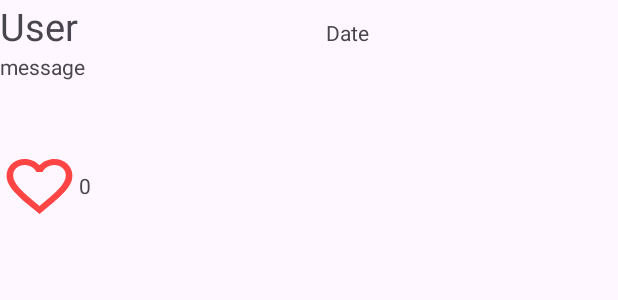
After one commit to RobinBouvier/PikTer, an Android app: the layout post.xml on its own in the app's theme, with its tools: preview values and no code run, on a phone screen of 412 x 824 dp. The commit adds this screen. Shown: the top 300 px of the screen. Run offline under Robolectric (Android 15) with nearby library versions, the phone set to English and light mode, and no system bars.

Commit message:
ajout bouton like

```diff
--- /dev/null
+++ b/app/src/main/res/drawable/like_plein.xml
@@ -0,0 +1,6 @@
+<vector xmlns:android="http://schemas.android.com/apk/res/android" android:height="24dp" android:tint="@android:color/holo_red_light" android:viewportHeight="24" android:viewportWidth="24" android:width="24dp">
+
+    <path android:fillColor="@android:color/holo_red_light"
+        android:pathData="M12,21.35l-1.45,-1.32C5.4,15.36 2,12.28 2,8.5 2,5.42 4.42,3 7.5,3c1.74,0 3.41,0.81 4.5,2.09C13.09,3.81 14.76,3 16.5,3 19.58,3 22,5.42 22,8.5c0,3.78 -3.4,6.86 -8.55,11.54L12,21.35z"/>
+
+</vector>
--- /dev/null
+++ b/app/src/main/res/drawable/like_vide.xml
@@ -0,0 +1,7 @@
+<vector xmlns:android="http://schemas.android.com/apk/res/android" android:height="24dp" android:tint="@android:color/holo_red_light" android:viewportHeight="24" android:viewportWidth="24" android:width="24dp">
+
+    <path android:fillColor="@android:color/holo_red_light"
+    android:pathData="M16.5,3c-1.74,0 -3.41,0.81 -4.5,2.09C10.91,3.81 9.24,3 7.5,3 4.42,3 2,5.42 2,8.5c0,3.78 3.4,6.86 8.55,11.54L12,21.35l1.45,-1.32C18.6,15.36 22,12.28 22,8.5 22,5.42 19.58,3 16.5,3zM12.1,18.55l-0.1,0.1 -0.1,-0.1C7.14,14.24 4,11.39 4,8.5 4,6.5 5.5,5 7.5,5c1.54,0 3.04,0.99 3.57,2.36h1.87C13.46,5.99 14.96,5 16.5,5c2,0 3.5,1.5 3.5,3.5 0,2.89 -3.14,5.74 -7.9,10.05z"
+        />
+
+</vector>
--- /dev/null
+++ b/app/src/main/res/drawable/toggle_like_selector.xml
@@ -0,0 +1,5 @@
+<?xml version="1.0" encoding="utf-8"?>
+<selector xmlns:android="http://schemas.android.com/apk/res/android">
+<item android:state_checked="false" android:drawable="@drawable/like_vide"/>
+<item android:state_checked="true" android:drawable="@drawable/like_plein"/>
+</selector>
--- /dev/null
+++ b/app/src/main/res/layout/post.xml
@@ -0,0 +1,77 @@
+<?xml version="1.0" encoding="utf-8"?>
+<androidx.constraintlayout.widget.ConstraintLayout xmlns:android="http://schemas.android.com/apk/res/android"
+    xmlns:app="http://schemas.android.com/apk/res-auto"
+    xmlns:tools="http://schemas.android.com/tools"
+    android:layout_width="match_parent"
+    android:layout_height="match_parent">
+
+    <LinearLayout
+        android:layout_width="match_parent"
+        android:layout_height="match_parent"
+        android:orientation="vertical">
+
+        <LinearLayout
+            android:id="@+id/userAndDate"
+            android:layout_width="match_parent"
+            android:layout_height="wrap_content"
+            android:orientation="horizontal">
+
+            <TextView
+                android:id="@+id/userBody"
+                android:layout_width="wrap_content"
+                android:layout_height="wrap_content"
+                android:layout_weight="1"
+                android:textSize="25dp"
+                android:text="User" />
+
+            <TextView
+                android:id="@+id/dateBody"
+                android:layout_width="wrap_content"
+                android:layout_height="wrap_content"
+                android:layout_weight="1"
+                android:text="Date" />
+
+        </LinearLayout>
+
+        <LinearLayout
+            android:id="@+id/messageBodyLayout"
+            android:layout_width="match_parent"
+            android:layout_height="wrap_content"
+            android:orientation="horizontal">
+
+            <TextView
+                android:id="@+id/messageBody"
+                android:layout_width="wrap_content"
+                android:layout_height="65dp"
+                android:layout_weight="1"
+                android:text="message" />
+
+        </LinearLayout>
+
+        <LinearLayout
+            android:layout_width="113dp"
+            android:layout_height="wrap_content"
+            android:orientation="horizontal">
+
+            <ToggleButton
+                android:id="@+id/likeButton"
+                android:layout_width="0dp"
+                android:layout_height="wrap_content"
+                android:layout_weight="1"
+                android:background="@drawable/toggle_like_selector"
+                android:onClick="onLikeToggleClick"
+                android:text=""
+                android:textOff=""
+                android:textOn="" />
+
+            <TextView
+                android:id="@+id/nbrLike"
+                android:layout_width="wrap_content"
+                android:layout_height="wrap_content"
+                android:layout_weight="1"
+                android:text="0" />
+        </LinearLayout>
+
+    </LinearLayout>
+
+</androidx.constraintlayout.widget.ConstraintLayout>
```
Also changed, not shown: app/src/main/java/com/example/pikter/MainActivity.java (+7 -0 lines), app/src/main/res/layout/activity_main.xml (+1 -73 lines).
